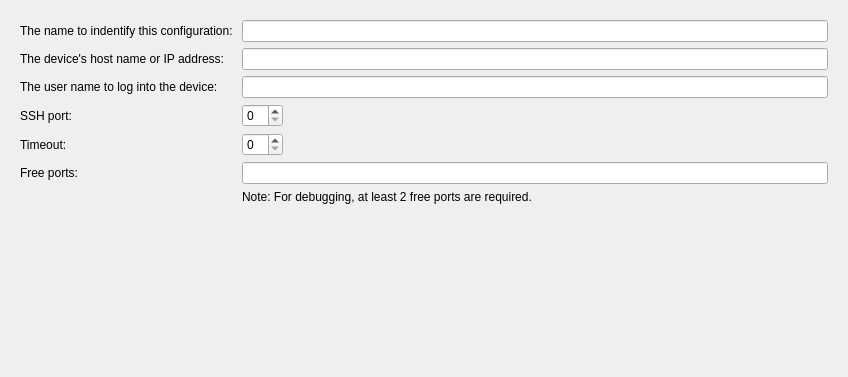
Above: src/plugins/mer/merhardwaredevicewizardgeneralpage.ui from sailfishos/sailfish-qtcreator before the change. Below: the same form after it.
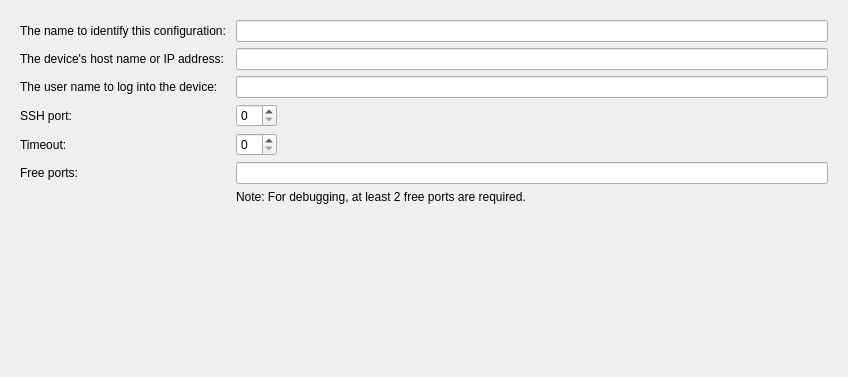
That is the form after the change.

```diff
--- a/src/plugins/mer/merhardwaredevicewizardgeneralpage.ui
+++ b/src/plugins/mer/merhardwaredevicewizardgeneralpage.ui
@@ -29,7 +29,7 @@
       <item row="0" column="0">
        <widget class="QLabel" name="nameLabel">
         <property name="text">
-         <string>The name to indentify this configuration: </string>
+         <string>The name to identify this configuration: </string>
         </property>
        </widget>
       </item>
```
Left out of the diff: 29 changed lines with no effect on the pictures.
